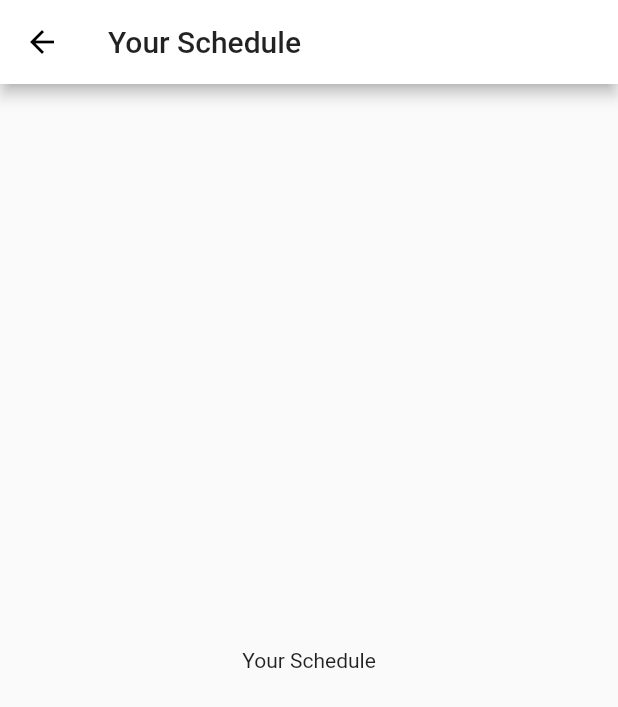
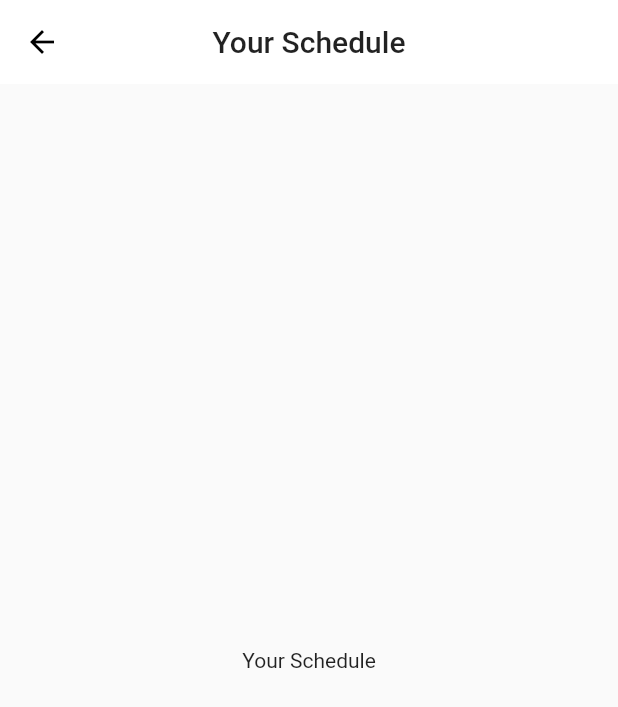
Before and after one commit to Njengak11/student-companion, a Flutter app: the screen it shows after launch, in the side drawer, after a tap on "Your Schedule", on a phone screen of 412 x 824 dp. Shown: the top 707 px of the screen. Run offline on Flutter 3.47's test engine with Material 2 defaults, Android fonts, the phone set to English and light mode, and no system bars; our stand-ins replace webview_flutter.

Commit message:
modified contacts and home screen

```diff
--- a/lib/contacts.dart
+++ b/lib/contacts.dart
@@ -16,7 +16,7 @@ class Contacts extends StatelessWidget {
         elevation: 0.0,
       ),
       body:ListView(
-  padding: const EdgeInsets.all(8),
+  padding:const EdgeInsets.fromLTRB(30.0, 40.0, 30.0, 0) ,
   children: <Widget>[
       Center(
               child:CircleAvatar(
@@ -293,6 +293,7 @@ class Contacts extends StatelessWidget {
               fontSize:17.0,
               ),
             ),
+            SizedBox(height:50)
   ],
 )
     );
--- a/lib/main.dart
+++ b/lib/main.dart
@@ -12,6 +12,7 @@ class MyApp extends StatelessWidget {
     return MaterialApp(
       theme: ThemeData(
         primaryColor: Colors.white,
+
       ),
       home:HomePage(),
     );
@@ -23,6 +24,7 @@ class HomePage extends StatelessWidget {
 
   Widget build(BuildContext context) {
     return Scaffold(
+       backgroundColor: Colors.white,
       appBar: AppBar(
          title: Text('Student Companion'),
          centerTitle: true,
@@ -35,30 +37,39 @@ class HomePage extends StatelessWidget {
           children: <Widget>[
             Center(
               child:Image.asset(
-                'assets/daystar.jpeg'
+                'assets/daystar logo.png'
               )
             ),
+            SizedBox(height:40.0),
             Text(
-              'Welcome Daystarian',
+              'Welcome Daystarian!',
               style: TextStyle(
-                color:Colors.black,
+                color:Colors.lightBlue,
                 letterSpacing:2.0,
+                fontSize: 40.0,
                 fontWeight: FontWeight.bold,
               ),
+              textAlign: TextAlign.center,
             ),
             SizedBox (
-              height: 10.0,
+              height: 30.0,
             ),
             Text(
-              'Daystar would like to take this opportunity to welcometo the Daystar Family',
+              'Daystar would like to take this opportunity to welcome into the Daystar Family',
               style:TextStyle(
                 fontSize: 28.0,
                 letterSpacing: 2.0,
+                color:Colors.lightBlue,
               )
             )
           ],
         ),
       ),
+
+
+
+
+
     //nav drawer
       drawer: Drawer(
         child: ListView(
--- a/lib/schedule.dart
+++ b/lib/schedule.dart
@@ -9,6 +9,8 @@ class Schedule extends StatelessWidget {
   Widget build(BuildContext context) {
     return Scaffold(
       appBar: AppBar(
+        centerTitle: true,
+         elevation: 0.0,
         title: Text(
           title
         ),
```
